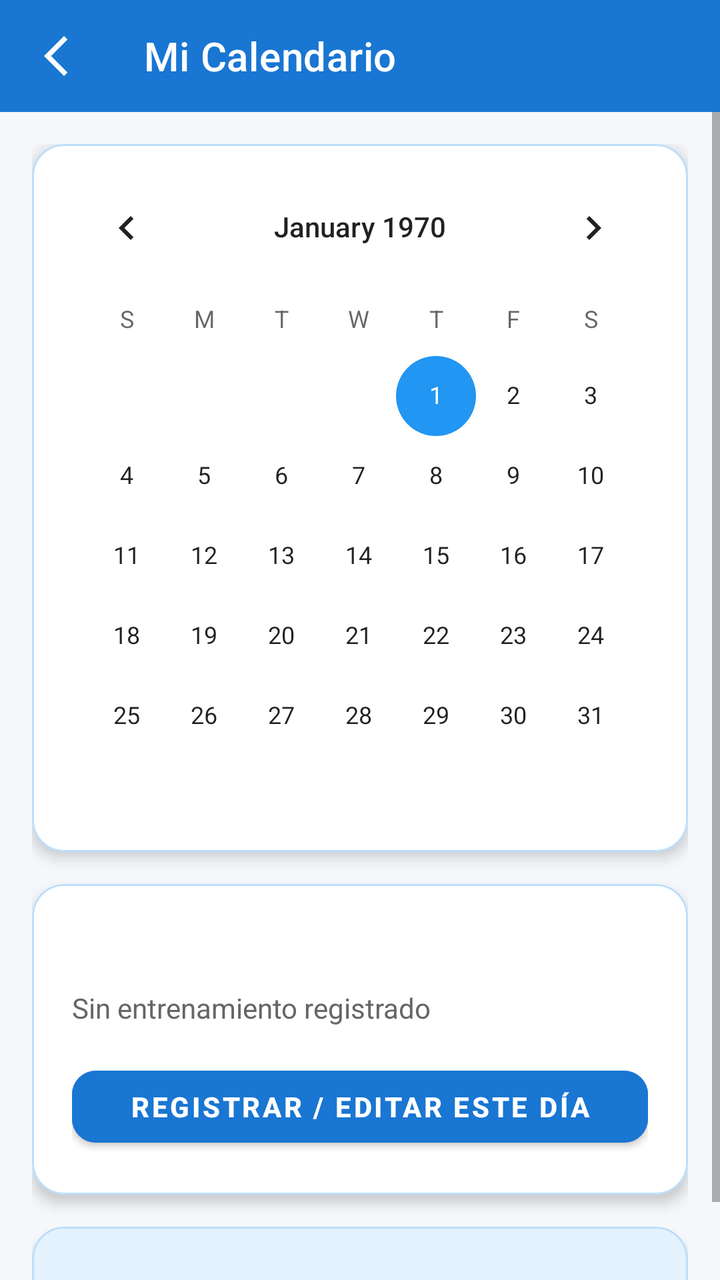
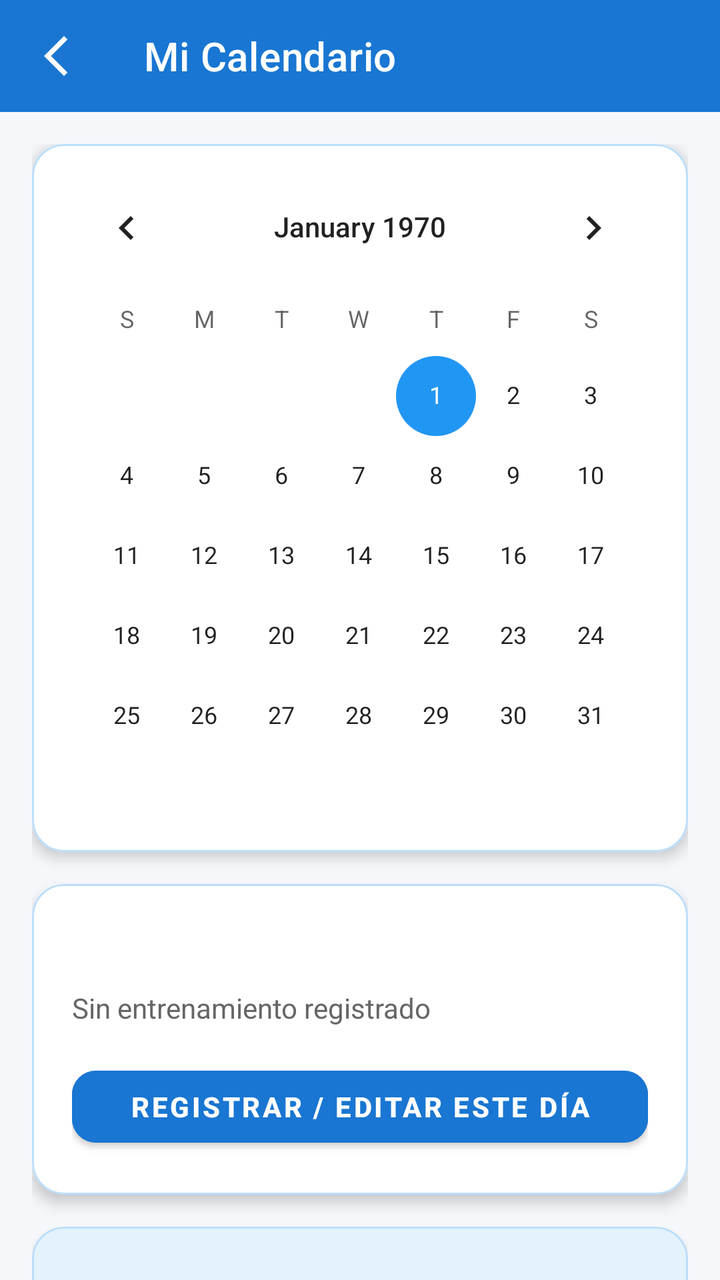

Two renders of the same Android screen: before a commit and after it. Below are the layout's source before the change and the commit's diff.
<!-- AndroidManifest.xml: application theme Theme.KobasGYM -->
<!-- res/layout/activity_calendar.xml -->
<?xml version="1.0" encoding="utf-8"?>
<LinearLayout xmlns:android="http://schemas.android.com/apk/res/android"
    xmlns:app="http://schemas.android.com/apk/res-auto"
    android:layout_width="match_parent"
    android:layout_height="match_parent"
    android:orientation="vertical"
    android:background="@color/background_light">

    
    <com.google.android.material.appbar.MaterialToolbar
        android:id="@+id/toolbar"
        android:layout_width="match_parent"
        android:layout_height="?attr/actionBarSize"
        android:background="@color/blue_primary"
        app:title="@string/calendar_title"
        app:titleTextColor="@color/white"
        app:navigationIcon="@drawable/ic_arrow_back"/>

    <ScrollView
        android:layout_width="match_parent"
        android:layout_height="match_parent"
        android:fillViewport="true">

        <LinearLayout
            android:layout_width="match_parent"
            android:layout_height="wrap_content"
            android:orientation="vertical"
            android:padding="16dp">

            
            <com.google.android.material.card.MaterialCardView
                android:layout_width="match_parent"
                android:layout_height="wrap_content"
                android:layout_marginBottom="16dp"
                app:cardCornerRadius="16dp"
                app:cardElevation="4dp"
                app:cardBackgroundColor="@color/surface_white"
                app:strokeColor="@color/blue_primary_light"
                app:strokeWidth="1dp">

                <LinearLayout
                    android:layout_width="match_parent"
                    android:layout_height="wrap_content"
                    android:orientation="vertical"
                    android:padding="8dp">

                    <CalendarView
                        android:id="@+id/calendarView"
                        android:layout_width="match_parent"
                        android:layout_height="wrap_content" />

                </LinearLayout>
            </com.google.android.material.card.MaterialCardView>

            
            <com.google.android.material.card.MaterialCardView
                android:id="@+id/cardSelectedDay"
                android:layout_width="match_parent"
                android:layout_height="wrap_content"
                android:layout_marginBottom="16dp"
                app:cardCornerRadius="16dp"
                app:cardElevation="4dp"
                app:cardBackgroundColor="@color/surface_white"
                app:strokeColor="@color/blue_primary_light"
                app:strokeWidth="1dp">

                <LinearLayout
                    android:layout_width="match_parent"
                    android:layout_height="wrap_content"
                    android:orientation="vertical"
                    android:padding="20dp">

                    <TextView
                        android:id="@+id/tvSelectedDateText"
                        android:layout_width="wrap_content"
                        android:layout_height="wrap_content"
                        android:textSize="18sp"
                        android:textStyle="bold"
                        android:textColor="@color/blue_primary_dark"
                        android:layout_marginBottom="8dp" />

                    <LinearLayout
                        android:id="@+id/llWorkoutInfo"
                        android:layout_width="match_parent"
                        android:layout_height="wrap_content"
                        android:orientation="vertical"
                        android:visibility="gone"
                        android:layout_marginBottom="16dp">

                        <TextView
                            android:id="@+id/tvLoggedRoutineName"
                            android:layout_width="wrap_content"
                            android:layout_height="wrap_content"
                            android:textSize="16sp"
                            android:textStyle="bold"
                            android:textColor="@color/blue_primary"
                            android:layout_marginBottom="4dp" />

                        <TextView
                            android:id="@+id/tvLoggedNotes"
                            android:layout_width="wrap_content"
                            android:layout_height="wrap_content"
                            android:textSize="14sp"
                            android:textColor="@color/text_secondary" />

                    </LinearLayout>

                    <TextView
                        android:id="@+id/tvNoWorkoutInfo"
                        android:layout_width="wrap_content"
                        android:layout_height="wrap_content"
                        android:text="@string/text_no_workout"
                        android:textSize="14sp"
                        android:textColor="@color/text_secondary"
                        android:layout_marginBottom="16dp" />

                    <com.google.android.material.button.MaterialButton
                        android:id="@+id/btnLogDay"
                        android:layout_width="match_parent"
                        android:layout_height="48dp"
                        android:text="Registrar / Editar este día"
                        android:textStyle="bold"
                        android:backgroundTint="@color/blue_primary"
                        app:cornerRadius="12dp" />

                </LinearLayout>
            </com.google.android.material.card.MaterialCardView>

            
            <com.google.android.material.card.MaterialCardView
                android:layout_width="match_parent"
                android:layout_height="wrap_content"
                app:cardCornerRadius="16dp"
                app:cardElevation="2dp"
                app:cardBackgroundColor="@color/blue_surface_light"
                app:strokeColor="@color/blue_primary_light"
                app:strokeWidth="1dp">

                <TextView
                    android:id="@+id/tvMonthlyStats"
                    android:layout_width="match_parent"
                    android:layout_height="wrap_content"
                    android:padding="16dp"
                    android:textSize="15sp"
                    android:textStyle="bold"
                    android:textColor="@color/blue_primary_dark"
                    android:gravity="center" />

            </com.google.android.material.card.MaterialCardView>

        </LinearLayout>
    </ScrollView>

</LinearLayout>
<!-- resources referenced by this layout -->
<resources>
  <color name="background_light">#F5F7FA</color>
  <color name="blue_primary">#1976D2</color>
  <color name="blue_primary_dark">#0D47A1</color>
  <color name="blue_primary_light">#BBDEFB</color>
  <color name="blue_surface_light">#E3F2FD</color>
  <color name="surface_white">#FFFFFF</color>
  <color name="text_secondary">#666666</color>
  <color name="white">#FFFFFFFF</color>
  <!-- drawable ic_arrow_back (drawable) -->
  <vector xmlns:android="http://schemas.android.com/apk/res/android"
      android:width="24dp"
      android:height="24dp"
      android:viewportWidth="24"
      android:viewportHeight="24">
      <path
          android:fillColor="#FFFFFF"
          android:pathData="M17.77,3.77L16,2L6,12L16,22L17.77,20.23L9.54,12Z"/>
  </vector>
  <string name="calendar_title">Mi Calendario</string>
  <string name="text_no_workout">Sin entrenamiento registrado</string>
  <style name="Theme.KobasGYM" parent="Theme.MaterialComponents.DayNight.NoActionBar">
          
          <item name="colorPrimary">@color/blue_primary</item>
          <item name="colorPrimaryVariant">@color/blue_primary_dark</item>
          <item name="colorOnPrimary">@color/white</item>
          
          <item name="colorSecondary">@color/blue_accent</item>
          <item name="colorSecondaryVariant">@color/blue_primary_dark</item>
          <item name="colorOnSecondary">@color/white</item>
          
          <item name="android:statusBarColor">@color/blue_primary_dark</item>
          
          <item name="android:windowBackground">@color/background_light</item>
      </style>
  <color name="blue_accent">#2196F3</color>
</resources>

<!-- the commit's change to res/layout/activity_calendar.xml (unified diff, before → after) -->
@@ -16,7 +16,7 @@
         app:titleTextColor="@color/white"
         app:navigationIcon="@drawable/ic_arrow_back"/>
 
-    <ScrollView
+    <androidx.core.widget.NestedScrollView
         android:layout_width="match_parent"
         android:layout_height="match_parent"
         android:fillViewport="true">
@@ -130,6 +130,7 @@
             <com.google.android.material.card.MaterialCardView
                 android:layout_width="match_parent"
                 android:layout_height="wrap_content"
+                android:layout_marginBottom="20dp"
                 app:cardCornerRadius="16dp"
                 app:cardElevation="2dp"
                 app:cardBackgroundColor="@color/blue_surface_light"
@@ -148,7 +149,36 @@
 
             </com.google.android.material.card.MaterialCardView>
 
+            
+            <TextView
+                android:id="@+id/tvLogsHeader"
+                android:layout_width="wrap_content"
+                android:layout_height="wrap_content"
+                android:text="Historial de Entrenamientos"
+                android:textSize="18sp"
+                android:textStyle="bold"
+                android:textColor="@color/blue_primary_dark"
+                android:layout_marginBottom="12dp" />
+
+            
+            <androidx.recyclerview.widget.RecyclerView
+                android:id="@+id/rvWorkoutLogs"
+                android:layout_width="match_parent"
+                android:layout_height="wrap_content"
+                android:nestedScrollingEnabled="false" />
+
+            <TextView
+                android:id="@+id/tvEmptyLogs"
+                android:layout_width="match_parent"
+                android:layout_height="wrap_content"
+                android:text="Aún no has registrado ningún entrenamiento."
+                android:textSize="14sp"
+                android:textColor="@color/text_secondary"
+                android:gravity="center"
+                android:padding="16dp"
+                android:visibility="gone" />
+
         </LinearLayout>
-    </ScrollView>
+    </androidx.core.widget.NestedScrollView>
 
 </LinearLayout>
